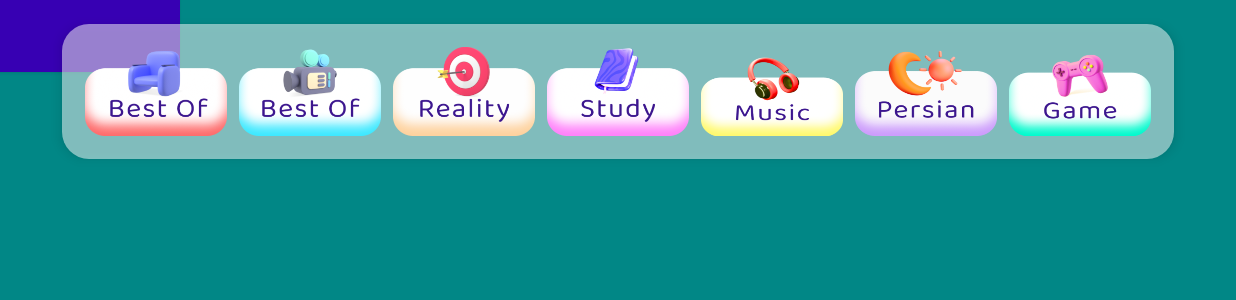
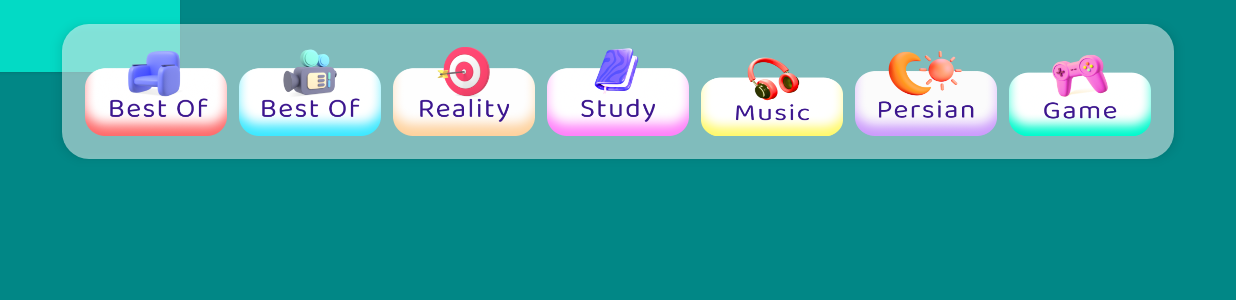
Before and after one commit to Bifekr/popittv, an Android app: the screen it shows after launch (MainActivity), after a tap on an icon or button, on a phone screen of 824 x 412 dp (held sideways). Shown: the top 300 px of the screen. Run offline under Robolectric (Android 15) with nearby library versions, the phone set to English and light mode, and no system bars; our stand-ins replace data binding.

Commit message:
Revert "change buttom color"
This reverts commit 0188bbdd

```diff
--- a/app/src/main/res/layout/fragment_main_1.xml
+++ b/app/src/main/res/layout/fragment_main_1.xml
@@ -9,7 +9,7 @@
     android:background="@color/teal_700">
 
     <Button
-android:background="@color/purple_700"
+android:background="@color/teal_200"
       android:id="@+id/btn_frg1"
       android:layout_width="120dp"
       android:layout_height="wrap_content"
```
